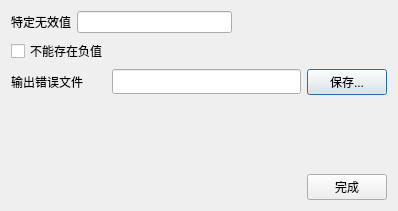
This is ui/ipfModelerInvalidValueCheckDialog.ui in RenShuYuan/IPF as Qt 5 draws it before an edit. The edited form follows.
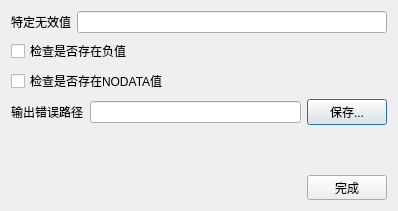
This is the edited form.

```diff
--- a/ui/ipfModelerInvalidValueCheckDialog.ui
+++ b/ui/ipfModelerInvalidValueCheckDialog.ui
@@ -26,19 +26,6 @@
      <item>
       <widget class="QLineEdit" name="lineEdit"/>
      </item>
-     <item>
-      <spacer name="horizontalSpacer_2">
-       <property name="orientation">
-        <enum>Qt::Horizontal</enum>
-       </property>
-       <property name="sizeHint" stdset="0">
-        <size>
-         <width>40</width>
-         <height>20</height>
-        </size>
-       </property>
-      </spacer>
-     </item>
     </layout>
    </item>
    <item>
@@ -46,7 +33,7 @@
      <item>
       <widget class="QCheckBox" name="checkBox">
        <property name="text">
-        <string>不能存在负值</string>
+        <string>检查是否存在负值</string>
        </property>
       </widget>
      </item>
@@ -65,39 +52,44 @@
      </item>
     </layout>
    </item>
+   <item>
+    <layout class="QHBoxLayout" name="horizontalLayout_4">
+     <item>
+      <widget class="QCheckBox" name="checkBox_2">
+       <property name="text">
+        <string>检查是否存在NODATA值</string>
+       </property>
+      </widget>
+     </item>
+     <item>
+      <spacer name="horizontalSpacer_4">
+       <property name="orientation">
+        <enum>Qt::Horizontal</enum>
+       </property>
+       <property name="sizeHint" stdset="0">
+        <size>
+         <width>37</width>
+         <height>17</height>
+        </size>
+       </property>
+      </spacer>
+     </item>
+    </layout>
+   </item>
    <item>
     <layout class="QHBoxLayout" name="horizontalLayout_5">
      <item>
-      <widget class="QLabel" name="label_4">
-       <property name="minimumSize">
-        <size>
-         <width>95</width>
-         <height>25</height>
-        </size>
-       </property>
+      <widget class="QLabel" name="label_2">
        <property name="text">
-        <string>输出错误文件</string>
+        <string>输出错误路径</string>
        </property>
       </widget>
      </item>
      <item>
-      <widget class="QLineEdit" name="lineEdit_2">
-       <property name="minimumSize">
-        <size>
-         <width>0</width>
-         <height>25</height>
-        </size>
-       </property>
-      </widget>
+      <widget class="QLineEdit" name="lineEdit_2"/>
      </item>
      <item>
       <widget class="QPushButton" name="pushButton_2">
-       <property name="minimumSize">
-        <size>
-         <width>75</width>
-         <height>25</height>
-        </size>
-       </property>
        <property name="text">
         <string>保存...</string>
        </property>
```
